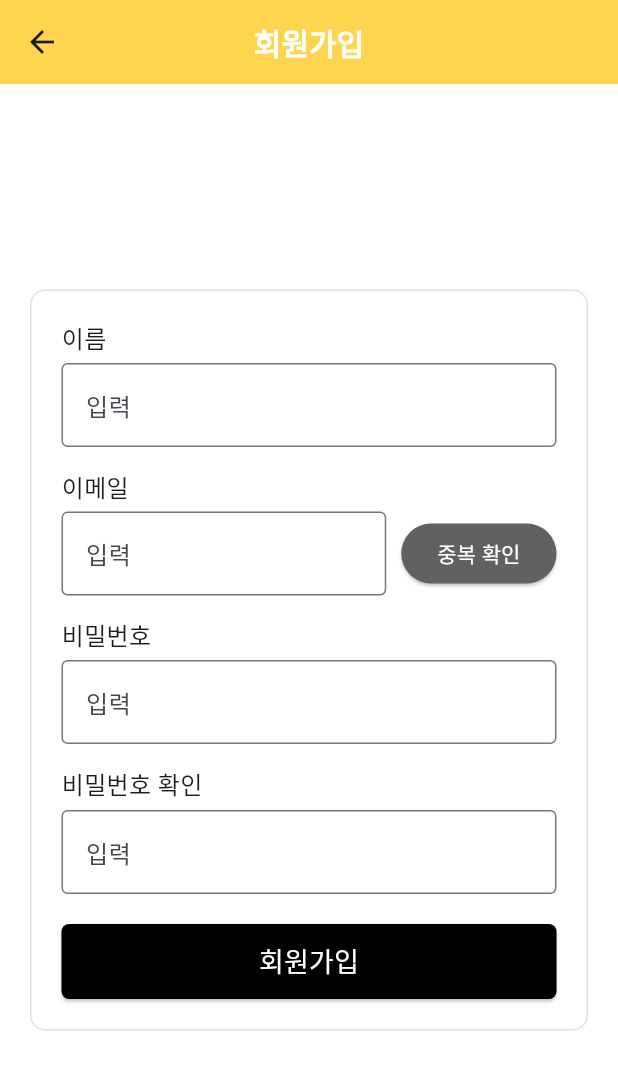
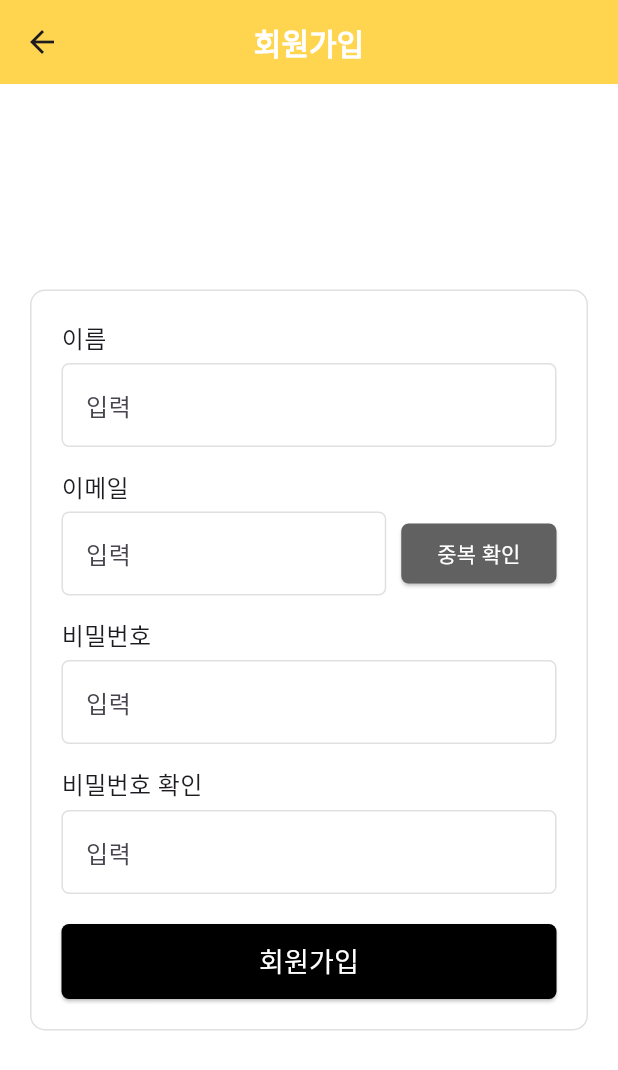
Before and after one commit to suje0ng01/Quintech, a Flutter app: the SignUpPage screen opened directly, on a phone screen of 412 x 824 dp. Shown: the top 1070 px of the screen. Run offline on Flutter 3.47's test engine with Material 3 defaults, Android fonts, the phone set to English and light mode, and no system bars.

Commit message:
회원가입 페이지 디자인 수정

```diff
--- a/lib/member/signUp.dart
+++ b/lib/member/signUp.dart
@@ -71,10 +71,20 @@ class SignUpPage extends StatelessWidget {
         Text(label, style: TextStyle(fontSize: 16)),
         SizedBox(height: 5),
         TextField(
-          obscureText: obscureText,
           decoration: InputDecoration(
             hintText: '입력',
-            border: OutlineInputBorder(),
+            border: OutlineInputBorder(
+              borderRadius: BorderRadius.circular(5), // 모서리 둥글게
+              borderSide: BorderSide(color: Colors.grey, width: 1), // 테두리 연한 회색
+            ),
+            enabledBorder: OutlineInputBorder(
+              borderRadius: BorderRadius.circular(5),
+              borderSide: BorderSide(color: Colors.grey.shade300, width: 1), // 기본 테두리 연한 회색
+            ),
+            focusedBorder: OutlineInputBorder(
+              borderRadius: BorderRadius.circular(5),
+              borderSide: BorderSide(color: Colors.black, width: 2), // 클릭 시 검은색 테두리
+            ),
           ),
         ),
       ],
@@ -93,7 +103,19 @@ class SignUpPage extends StatelessWidget {
               child: TextField(
                 decoration: InputDecoration(
                   hintText: '입력',
-                  border: OutlineInputBorder(),
+                  border: OutlineInputBorder(
+                    borderRadius: BorderRadius.circular(5),
+                    borderSide: BorderSide(color: Colors.grey, width: 1),
+                  ),
+                  enabledBorder: OutlineInputBorder(
+                    borderRadius: BorderRadius.circular(5),
+                    borderSide: BorderSide(
+                        color: Colors.grey.shade300, width: 1),
+                  ),
+                  focusedBorder: OutlineInputBorder(
+                    borderRadius: BorderRadius.circular(5),
+                    borderSide: BorderSide(color: Colors.black, width: 2),
+                  ),
                 ),
               ),
             ),
@@ -103,6 +125,9 @@ class SignUpPage extends StatelessWidget {
               style: ElevatedButton.styleFrom(
                 backgroundColor: Colors.grey.shade700,
                 foregroundColor: Colors.white,
+                shape: RoundedRectangleBorder(
+                  borderRadius: BorderRadius.circular(5),
+                ),
               ),
               child: Text('중복 확인'),
             ),
```
